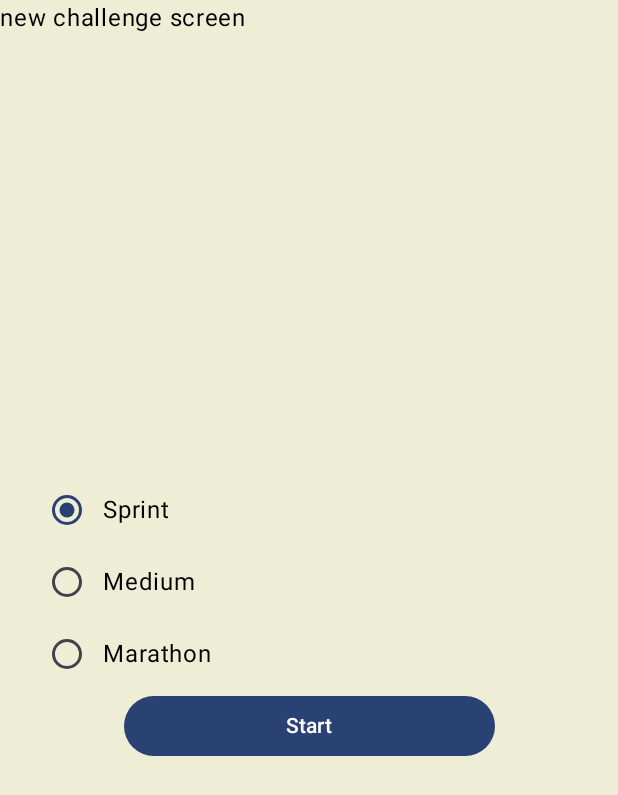
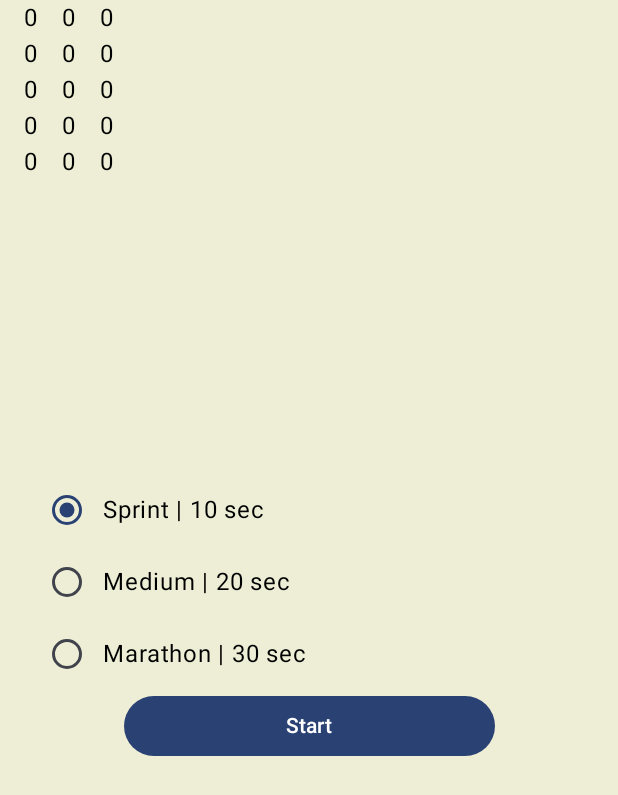
Before and after one commit to vdcast/Module_3_Lesson_5_hw_3_Compose, an Android app built with Jetpack Compose: the NewChallengeScreen screen opened through its navigation route, on a phone screen of 412 x 824 dp. Shown: the top 795 px of the screen. Run offline under Robolectric (Android 15) with nearby library versions, the phone set to English and light mode, and no system bars; our stand-ins replace RxJava.

Commit message:
added logic to save records in SharedPrefs with currentGame

```diff
--- a/app/src/main/java/com/example/module_3_lesson_5_hw_3_compose/AppScreen.kt
+++ b/app/src/main/java/com/example/module_3_lesson_5_hw_3_compose/AppScreen.kt
@@ -29,6 +29,7 @@ import androidx.navigation.compose.rememberNavController
 import com.example.module_3_lesson_5_hw_3_compose.ui.theme.Yellow10
 import androidx.compose.runtime.setValue
 import androidx.compose.runtime.getValue
+import androidx.compose.ui.platform.LocalContext
 import androidx.compose.ui.res.dimensionResource
 import androidx.compose.ui.text.font.FontFamily
 import androidx.compose.ui.text.font.FontWeight
@@ -40,7 +41,6 @@ fun MyApp(
     appViewModel: AppViewModel = viewModel()
 ) {
     val navController = rememberNavController()
-
     Box(
         modifier = Modifier
             .fillMaxSize()
@@ -161,7 +161,37 @@ fun NewChallengeScreen(
 ) {
     var selectedChallenge by remember { mutableStateOf(Challenge.SPRINT) }
 
-    Text(text = "new challenge screen")
+
+    // delete after test
+    val prefs = SharedPrefs(LocalContext.current)
+    Row() {
+        Spacer(modifier = Modifier.width(dimensionResource(id = R.dimen.padding_medium)))
+        Column() {
+            Text(text = prefs.getRecordSprintOne().toString())
+            Text(text = prefs.getRecordSprintTwo().toString())
+            Text(text = prefs.getRecordSprintThree().toString())
+            Text(text = prefs.getRecordSprintFour().toString())
+            Text(text = prefs.getRecordSprintFive().toString())
+        }
+        Spacer(modifier = Modifier.width(dimensionResource(id = R.dimen.padding_medium)))
+        Column() {
+            Text(text = prefs.getRecordMediumOne().toString())
+            Text(text = prefs.getRecordMediumTwo().toString())
+            Text(text = prefs.getRecordMediumThree().toString())
+            Text(text = prefs.getRecordMediumFour().toString())
+            Text(text = prefs.getRecordMediumFive().toString())
+        }
+        Spacer(modifier = Modifier.width(dimensionResource(id = R.dimen.padding_medium)))
+        Column() {
+            Text(text = prefs.getRecordMarathonOne().toString())
+            Text(text = prefs.getRecordMarathonTwo().toString())
+            Text(text = prefs.getRecordMarathonThree().toString())
+            Text(text = prefs.getRecordMarathonFour().toString())
+            Text(text = prefs.getRecordMarathonFive().toString())
+        }
+    }
+    // delete after test
+
 
     Column(
         modifier = Modifier.fillMaxSize(),
@@ -220,12 +250,45 @@ fun ChallengeScreen(
 ) {
     val appUiState by appViewModel.uiState.collectAsState()
 
+    val prefs = SharedPrefs(LocalContext.current)
+
+    if (appUiState.gameCompleted) {
+        if (appUiState.currentGame == "Sprint") {
+            if (appUiState.clickCount > prefs.getRecordSprintOne()) {
+                prefs.setRecordSprintFive(prefs.getRecordSprintFour())
+                prefs.setRecordSprintFour(prefs.getRecordSprintThree())
+                prefs.setRecordSprintThree(prefs.getRecordSprintTwo())
+                prefs.setRecordSprintTwo(prefs.getRecordSprintOne())
+                prefs.setRecordSprintOne(appUiState.clickCount)
+            }
+        }
+        if (appUiState.currentGame == "Medium") {
+            if (appUiState.clickCount > prefs.getRecordMediumOne()) {
+                prefs.setRecordMediumFive(prefs.getRecordMediumFour())
+                prefs.setRecordMediumFour(prefs.getRecordMediumThree())
+                prefs.setRecordMediumThree(prefs.getRecordMediumTwo())
+                prefs.setRecordMediumTwo(prefs.getRecordMediumOne())
+                prefs.setRecordMediumOne(appUiState.clickCount)
+            }
+        }
+        if (appUiState.currentGame == "Marathon") {
+            if (appUiState.clickCount > prefs.getRecordMarathonOne()) {
+                prefs.setRecordMarathonFive(prefs.getRecordMarathonFour())
+                prefs.setRecordMarathonFour(prefs.getRecordMarathonThree())
+                prefs.setRecordMarathonThree(prefs.getRecordMarathonTwo())
+                prefs.setRecordMarathonTwo(prefs.getRecordMarathonOne())
+                prefs.setRecordMarathonOne(appUiState.clickCount)
+            }
+        }
+    }
+
     Column(
         modifier = Modifier.fillMaxSize(),
         horizontalAlignment = Alignment.CenterHorizontally,
         verticalArrangement = Arrangement.Center
     ) {
         Text(text = "challenge screen")
+        Text(text = appUiState.currentGame)
         Spacer(modifier = Modifier.height(dimensionResource(id = R.dimen.padding_medium)))
         Text(
             text = stringResource(id = appUiState.preStartTimerWords)
--- a/app/src/main/java/com/example/module_3_lesson_5_hw_3_compose/AppUiState.kt
+++ b/app/src/main/java/com/example/module_3_lesson_5_hw_3_compose/AppUiState.kt
@@ -4,5 +4,7 @@ data class AppUiState(
     val timerSeconds: Long = 0L,
     val preStartTimerWords: Int = R.string.empty,
     val clickCount: Int = 0,
-    val clickCountEnabled: Boolean = false
+    val clickCountEnabled: Boolean = false,
+    val gameCompleted: Boolean = false,
+    val currentGame: String = ""
 )
--- a/app/src/main/java/com/example/module_3_lesson_5_hw_3_compose/SharedPrefs.kt
+++ b/app/src/main/java/com/example/module_3_lesson_5_hw_3_compose/SharedPrefs.kt
@@ -3,14 +3,120 @@ package com.example.module_3_lesson_5_hw_3_compose
 import android.content.Context
 
 class SharedPrefs(context: Context) {
-    private val RECORDSPRINT = "record sprint"
+
+    private val RECORDSPRINT_1 = "record_sprint_1"
+    private val RECORDSPRINT_2 = "record_sprint_2"
+    private val RECORDSPRINT_3 = "record_sprint_3"
+    private val RECORDSPRINT_4 = "record_sprint_4"
+    private val RECORDSPRINT_5 = "record_sprint_5"
+
+    private val RECORDMEDIUM_1 = "record_medium_1"
+    private val RECORDMEDIUM_2 = "record_medium_2"
+    private val RECORDMEDIUM_3 = "record_medium_3"
+    private val RECORDMEDIUM_4 = "record_medium_4"
+    private val RECORDMEDIUM_5 = "record_medium_5"
+
+    private val RECORDMARATHON_1 = "record_marathon_1"
+    private val RECORDMARATHON_2 = "record_marathon_2"
+    private val RECORDMARATHON_3 = "record_marathon_3"
+    private val RECORDMARATHON_4 = "record_marathon_4"
+    private val RECORDMARATHON_5 = "record_marathon_5"
+
     private val prefs = context.getSharedPreferences("app_settings", Context.MODE_PRIVATE)
 
-    fun setRecordSprint(record: Int) {
-        prefs.edit().putInt(RECORDSPRINT, record).apply()
+    // sprint
+    fun setRecordSprintOne(record: Int) {
+        prefs.edit().putInt(RECORDSPRINT_1, record).apply()
     }
-    fun getRecordSprint(): Int {
-        return prefs.getInt(RECORDSPRINT, 0)
+    fun getRecordSprintOne(): Int {
+        return prefs.getInt(RECORDSPRINT_1, 0)
+    }
+    fun setRecordSprintTwo(record: Int) {
+        prefs.edit().putInt(RECORDSPRINT_2, record).apply()
+    }
+    fun getRecordSprintTwo(): Int {
+        return prefs.getInt(RECORDSPRINT_2, 0)
+    }
+    fun setRecordSprintThree(record: Int) {
+        prefs.edit().putInt(RECORDSPRINT_3, record).apply()
+    }
+    fun getRecordSprintThree(): Int {
+        return prefs.getInt(RECORDSPRINT_3, 0)
+    }
+    fun setRecordSprintFour(record: Int) {
+        prefs.edit().putInt(RECORDSPRINT_4, record).apply()
+    }
+    fun getRecordSprintFour(): Int {
+        return prefs.getInt(RECORDSPRINT_4, 0)
+    }
+    fun setRecordSprintFive(record: Int) {
+        prefs.edit().putInt(RECORDSPRINT_5, record).apply()
+    }
+    fun getRecordSprintFive(): Int {
+        return prefs.getInt(RECORDSPRINT_5, 0)
     }
 
+    // medium
+    fun setRecordMediumOne(record: Int) {
+        prefs.edit().putInt(RECORDMEDIUM_1, record).apply()
+    }
+    fun getRecordMediumOne(): Int {
+        return prefs.getInt(RECORDMEDIUM_1, 0)
+    }
+    fun setRecordMediumTwo(record: Int) {
+        prefs.edit().putInt(RECORDMEDIUM_2, record).apply()
+    }
+    fun getRecordMediumTwo(): Int {
+        return prefs.getInt(RECORDMEDIUM_2, 0)
+    }
+    fun setRecordMediumThree(record: Int) {
+        prefs.edit().putInt(RECORDMEDIUM_3, record).apply()
+    }
+    fun getRecordMediumThree(): Int {
+        return prefs.getInt(RECORDMEDIUM_3, 0)
+    }
+    fun setRecordMediumFour(record: Int) {
+        prefs.edit().putInt(RECORDMEDIUM_4, record).apply()
+    }
+    fun getRecordMediumFour(): Int {
+        return prefs.getInt(RECORDMEDIUM_4, 0)
+    }
+    fun setRecordMediumFive(record: Int) {
+        prefs.edit().putInt(RECORDMEDIUM_5, record).apply()
+    }
+    fun getRecordMediumFive(): Int {
+        return prefs.getInt(RECORDMEDIUM_5, 0)
+    }
+
+    // marathon
+    fun setRecordMarathonOne(record: Int) {
+        prefs.edit().putInt(RECORDMARATHON_1, record).apply()
+    }
+    fun getRecordMarathonOne(): Int {
+        return prefs.getInt(RECORDMARATHON_1, 0)
+    }
+    fun setRecordMarathonTwo(record: Int) {
+        prefs.edit().putInt(RECORDMARATHON_2, record).apply()
+    }
+    fun getRecordMarathonTwo(): Int {
+        return prefs.getInt(RECORDMARATHON_2, 0)
+    }
+    fun setRecordMarathonThree(record: Int) {
+        prefs.edit().putInt(RECORDMARATHON_3, record).apply()
+    }
+    fun getRecordMarathonThree(): Int {
+        return prefs.getInt(RECORDMARATHON_3, 0)
+    }
+    fun setRecordMarathonFour(record: Int) {
+        prefs.edit().putInt(RECORDMARATHON_4, record).apply()
+    }
+    fun getRecordMarathonFour(): Int {
+        return prefs.getInt(RECORDMARATHON_4, 0)
+    }
+    fun setRecordMarathonFive(record: Int) {
+        prefs.edit().putInt(RECORDMARATHON_5, record).apply()
+    }
+    fun getRecordMarathonFive(): Int {
+        return prefs.getInt(RECORDMARATHON_5, 0)
+    }
 }
--- a/app/src/main/res/values/strings.xml
+++ b/app/src/main/res/values/strings.xml
@@ -5,9 +5,9 @@
     <string name="button_new_challenge">New Challenge</string>
     <string name="button_records">The Hall of Records</string>
     <string name="button_about">About</string>
-    <string name="button_sprint">Sprint</string>
-    <string name="button_medium">Medium</string>
-    <string name="button_marathon">Marathon</string>
+    <string name="button_sprint">Sprint | 10 sec</string>
+    <string name="button_medium">Medium | 20 sec</string>
+    <string name="button_marathon">Marathon | 30 sec</string>
     <string name="button_start">Start</string>
     <string name="ready">READY</string>
     <string name="steady">STEADY</string>
```
Also changed, not shown: app/src/main/java/com/example/module_3_lesson_5_hw_3_compose/AppViewModel.kt (+20 -5 lines).
